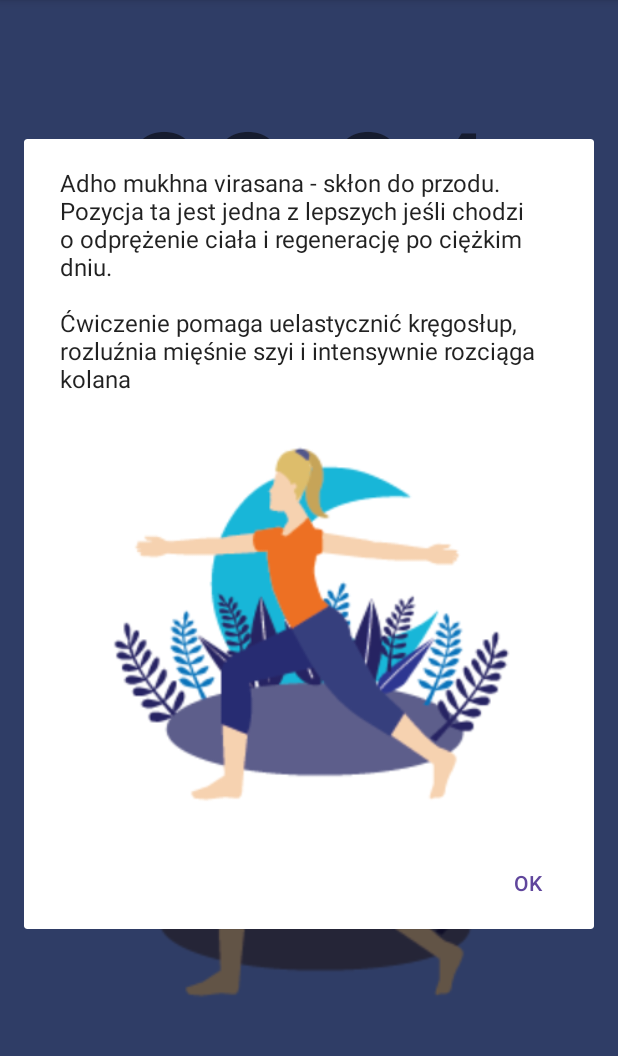
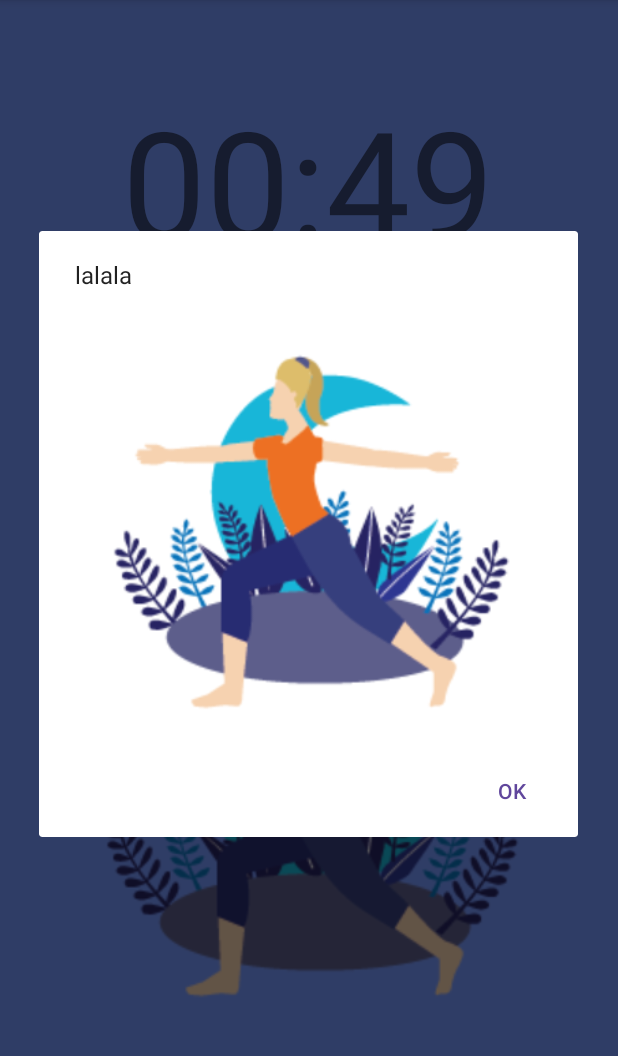
Before and after one commit to mevege/joga-simple-app, an Android app: the ExcerciseAdvancedActivity screen opened directly, with no data from a screen before it, after a tap on "Info", on a phone screen of 412 x 824 dp, the part 84-1140 px from its top. Run offline under Robolectric (Android 15) with nearby library versions, the phone set to English and light mode, and no system bars; our stand-ins replace Room's generated code; Roboto replaces fonts that are not available here; 3 statements that could not run were skipped; 1 other tap on this screen came first.

Commit message:
Working db

```diff
--- a/app/src/main/java/com/zpi/jogasimple/ExcerciseAdvancedActivity.kt
+++ b/app/src/main/java/com/zpi/jogasimple/ExcerciseAdvancedActivity.kt
@@ -35,69 +35,81 @@ class ExcerciseAdvancedActivity : AppCompatActivity() {
     var exerciseDescription = "Przykladowy opis"
     var exerciseImage = 0;
 
-    var currentExcercise: ExerciseAdvanced? = null;
+    var currentExcercise: Exercise? = null;
     var timerIsStarted = false
 
     var currentExcerciseNo = 0
 
-    val exerciseMorning = arrayOf(
-        ExerciseAdvanced(R.drawable.adv_m_1, "Muktasana jest idealna pozą do chwili odpoczynku i medytacji. Ćwiczenie to ma na celu stopniowe rozbudzenie naszego organizmu po śnie i przygotowanie go do ruchu w następnych ćwiczeniach.\n" +
-                "\n" +
-                "W czasie trzech minut tego ćwiczenia skup się na głębokim i spokojnym oddechu.  Pamiętaj również o wyprostowanych plecach.\n",45),
-        ExerciseAdvanced(R.drawable.adv_m_2, "Z pozycji przyjętego wcześniej siadu wykonuj rekoma naprzemiennie skłony w lewy i prawy bok. Nie spiesz się, dokładność rozciągnięcia jest ważniejsza. \n" +
-                "\n" +
-                "Ćwiczenie to pomoże nam rozciągnąć ramiona i ręce, które często cierpną w nocy przez spanie w nieodpowiednich pozycjach.",45),
-        ExerciseAdvanced(R.drawable.adv_m_3,"Setu bandhasana, inaczej pozycja mostka. \n" +
-                "Łopatki oraz góra pleców leżą na ziemi, podczas gdy biodra i zgięte w kolanach nogi podnoszą się ku górze.\n" +
-                "Ćwiczenie należy wykonywać powtórzeniami, uwzględniając przerwy pomiędzy nimi. W ramach przerw należy poleżeć przez parę sekund.\n" +
-                "\n" +
-                "Asana ta działa pozytywnie na plecy, miednicę, nogi i klatkę piersiowa. Przygotowuje nas idealnie na czekający dzień - pomaga usunąć napięcie z barków, uśmierzyć ból pleców.",45),
-        ExerciseAdvanced(R.drawable.adv_m_4,"Klęknięcie na jedną nogę z wyrokiem w przód (Anjaneyasana)\n" +
-                "\n" +
-                "W ćwiczeniu należy pozostać dłuższą chwilę, po czym zmieniać kolejność na drugą nogę.\n" +
-                "\n" +
-                "Pamiętaj o prostych plecach i spokojnym oddechu.\n" +
-                "Ćwiczenie wspiera prawidłowe funkcjonowanie kolan.",45),
-        ExerciseAdvanced(R.drawable.adv_m_5,"Asana psa z głową w dół (Adho Mukha Svanasana).\n" +
-                "Osoby początkujące mogą stać na czubkach palców, ale w miarę postępów należy dążyć do postawienia stóp całkowicie na ziemi.\n" +
-                "\n" +
-                "Jest to jedna z najbardziej znanych póz jogi - używa się jej często jako relaksacyjnego przerywnika między sekwencjami ćwiczeń.\n" +
-                "\n" +
-                "Wpływa pozytywnie na krążenie krwi, wzmacnia ramiona i poprawia elastyczność stawów.",45))
+//    val exerciseMorning = arrayOf(
+//        ExerciseAdvanced(R.drawable.adv_m_1, "Muktasana jest idealna pozą do chwili odpoczynku i medytacji. Ćwiczenie to ma na celu stopniowe rozbudzenie naszego organizmu po śnie i przygotowanie go do ruchu w następnych ćwiczeniach.\n" +
+//                "\n" +
+//                "W czasie trzech minut tego ćwiczenia skup się na głębokim i spokojnym oddechu.  Pamiętaj również o wyprostowanych plecach.\n",45),
+//        ExerciseAdvanced(R.drawable.adv_m_2, "Z pozycji przyjętego wcześniej siadu wykonuj rekoma naprzemiennie skłony w lewy i prawy bok. Nie spiesz się, dokładność rozciągnięcia jest ważniejsza. \n" +
+//                "\n" +
+//                "Ćwiczenie to pomoże nam rozciągnąć ramiona i ręce, które często cierpną w nocy przez spanie w nieodpowiednich pozycjach.",45),
+//        ExerciseAdvanced(R.drawable.adv_m_3,"Setu bandhasana, inaczej pozycja mostka. \n" +
+//                "Łopatki oraz góra pleców leżą na ziemi, podczas gdy biodra i zgięte w kolanach nogi podnoszą się ku górze.\n" +
+//                "Ćwiczenie należy wykonywać powtórzeniami, uwzględniając przerwy pomiędzy nimi. W ramach przerw należy poleżeć przez parę sekund.\n" +
+//                "\n" +
+//                "Asana ta działa pozytywnie na plecy, miednicę, nogi i klatkę piersiowa. Przygotowuje nas idealnie na czekający dzień - pomaga usunąć napięcie z barków, uśmierzyć ból pleców.",45),
+//        ExerciseAdvanced(R.drawable.adv_m_4,"Klęknięcie na jedną nogę z wyrokiem w przód (Anjaneyasana)\n" +
+//                "\n" +
+//                "W ćwiczeniu należy pozostać dłuższą chwilę, po czym zmieniać kolejność na drugą nogę.\n" +
+//                "\n" +
+//                "Pamiętaj o prostych plecach i spokojnym oddechu.\n" +
+//                "Ćwiczenie wspiera prawidłowe funkcjonowanie kolan.",45),
+//        ExerciseAdvanced(R.drawable.adv_m_5,"Asana psa z głową w dół (Adho Mukha Svanasana).\n" +
+//                "Osoby początkujące mogą stać na czubkach palców, ale w miarę postępów należy dążyć do postawienia stóp całkowicie na ziemi.\n" +
+//                "\n" +
+//                "Jest to jedna z najbardziej znanych póz jogi - używa się jej często jako relaksacyjnego przerywnika między sekwencjami ćwiczeń.\n" +
+//                "\n" +
+//                "Wpływa pozytywnie na krążenie krwi, wzmacnia ramiona i poprawia elastyczność stawów.",45))
 
-    val exerciseNight = arrayOf(
-        ExerciseAdvanced(R.drawable.adv_n_1, "Adho mukhna virasana - skłon do przodu. \n" +
-                "Pozycja ta jest jedna z lepszych jeśli chodzi o odprężenie ciała i regenerację po ciężkim dniu.\n" +
-                "\n" +
-                "Ćwiczenie pomaga uelastycznić kręgosłup, rozluźnia mięśnie szyi i intensywnie rozciąga kolana",5),
-        ExerciseAdvanced(R.drawable.adv_n_2, " Siad klęczny z odchyleniem w tył. \n" +
-                "Należy przyjąć tą samą pozycję przez cały czas trwania ćwiczenia.\n" +
-                "\n" +
-                "Ćwiczenie pomaga rozluźnić mięśnie karku, ramion i wzmacnia zasięg odchylania pleców",5),
-        ExerciseAdvanced(R.drawable.adv_n_3,"Siad klęczny z wyciągnięciem do przodu.\n" +
-                "Ćwiczenie należy wykonywać powtórzeniami z krótkimi przerwami pomiędzy.\n" +
-                "\n" +
-                "Pamiętaj żeby podczas ćwiczenia próbować sięgnąć jak najdalej.\n" +
-                "\n" +
-                "Ćwiczenie wspomaga ramiona, rozluźnia plecy i mięśnie karku.",5),
-        ExerciseAdvanced(R.drawable.adv_n_4,"Pozycja kota (Marjarysana).\n" +
-                "Wygięcia grzbietu należy utrzymywać przez dłuższą chwilę i uwzględniać chwile rozluźnienia między powtórzeniami.\n" +
-                "\n" +
-                "Ćwiczenie rewelacyjnie działa na kręgosłup wzmacniając go i rozluźniając przy tym plecy.",5),
-        ExerciseAdvanced(R.drawable.adv_n_5,"Skręt w Svastikasanie. Ćwiczenie należy wykonywać naprzemiennie sięgnięciami za siebie. \n" +
-                "\n" +
-                "Należy pamiętać o prostych plecach i zsynchronizowaniu oddychania z wykonywanymi skrętami.\n" +
-                "Ćwiczenie wpływa pozytywnie na mięśnie ramion i ich rozciągnięcie.",5))
+    //        val db = ExerciseDatabase.getInstance(this)
+    //
+    //        val ExerciseDao = db.exerciseDao()
+    //        val exercisesList = ExerciseDao.getAllExercise()
+
+    val db = ExerciseDatabase.getInstance(this)
+    val ExerciseDao = db.exerciseDao()
+
+    val exerciseMorning = ExerciseDao.getAdvMorning()
+    val exerciseNight = ExerciseDao.getAdvNight()
+
+
+//    val exerciseNight = arrayOf(
+//        ExerciseAdvanced(R.drawable.adv_n_1, "Adho mukhna virasana - skłon do przodu. \n" +
+//                "Pozycja ta jest jedna z lepszych jeśli chodzi o odprężenie ciała i regenerację po ciężkim dniu.\n" +
+//                "\n" +
+//                "Ćwiczenie pomaga uelastycznić kręgosłup, rozluźnia mięśnie szyi i intensywnie rozciąga kolana",5),
+//        ExerciseAdvanced(R.drawable.adv_n_2, " Siad klęczny z odchyleniem w tył. \n" +
+//                "Należy przyjąć tą samą pozycję przez cały czas trwania ćwiczenia.\n" +
+//                "\n" +
+//                "Ćwiczenie pomaga rozluźnić mięśnie karku, ramion i wzmacnia zasięg odchylania pleców",5),
+//        ExerciseAdvanced(R.drawable.adv_n_3,"Siad klęczny z wyciągnięciem do przodu.\n" +
+//                "Ćwiczenie należy wykonywać powtórzeniami z krótkimi przerwami pomiędzy.\n" +
+//                "\n" +
+//                "Pamiętaj żeby podczas ćwiczenia próbować sięgnąć jak najdalej.\n" +
+//                "\n" +
+//                "Ćwiczenie wspomaga ramiona, rozluźnia plecy i mięśnie karku.",5),
+//        ExerciseAdvanced(R.drawable.adv_n_4,"Pozycja kota (Marjarysana).\n" +
+//                "Wygięcia grzbietu należy utrzymywać przez dłuższą chwilę i uwzględniać chwile rozluźnienia między powtórzeniami.\n" +
+//                "\n" +
+//                "Ćwiczenie rewelacyjnie działa na kręgosłup wzmacniając go i rozluźniając przy tym plecy.",5),
+//        ExerciseAdvanced(R.drawable.adv_n_5,"Skręt w Svastikasanie. Ćwiczenie należy wykonywać naprzemiennie sięgnięciami za siebie. \n" +
+//                "\n" +
+//                "Należy pamiętać o prostych plecach i zsynchronizowaniu oddychania z wykonywanymi skrętami.\n" +
+//                "Ćwiczenie wpływa pozytywnie na mięśnie ramion i ich rozciągnięcie.",5))
 
     var currentExcerciseSet = exerciseMorning
 
-    lateinit var db: ExerciseDatabase
+//    lateinit var db: ExerciseDatabase
 
     override fun onCreate(savedInstanceState: Bundle?) {
         super.onCreate(savedInstanceState)
         setContentView(R.layout.activity_excercise)
-
-
+//        ExerciseDao.deleteAll()
+        val db = ExerciseDatabase.getInstance(this)
 
 //        db = Room.databaseBuilder(applicationContext, ExerciseDatabase::class.java, "database-name").build()
 //
@@ -134,11 +146,11 @@ class ExcerciseAdvancedActivity : AppCompatActivity() {
         }
     }
 
-    fun loadExercise(exercise: ExerciseAdvanced){
+    fun loadExercise(exercise: Exercise){
         currentExcercise = exercise
-        exerciseImage = exercise.exImg
-        exerciseTime = exercise.exTime
-        exerciseDescription  = exercise.exDesc
+        exerciseImage = exercise.resource
+        exerciseTime = exercise.time
+        exerciseDescription  = exercise.description
 
         var underNineTxt = ""
 
@@ -213,7 +225,7 @@ class ExcerciseAdvancedActivity : AppCompatActivity() {
         val dialogExcerciseView = dialogView.findViewById(R.id.dialogExcerciseImageView) as ImageView
         dialogExcerciseView.setImageResource(exerciseImage)
 
-        dialogBuilder.setMessage(currentExcercise?.exDesc)
+        dialogBuilder.setMessage(currentExcercise?.description)
         dialogBuilder.setView(dialogView)
         dialogBuilder.setPositiveButton("OK"){
                 dialog, id ->
--- a/app/src/main/java/com/zpi/jogasimple/MainActivity.kt
+++ b/app/src/main/java/com/zpi/jogasimple/MainActivity.kt
@@ -18,7 +18,10 @@ class MainActivity : AppCompatActivity() {
         val db = ExerciseDatabase.getInstance(this)
 
         val ExerciseDao = db.exerciseDao()
-        val exercises = ExerciseDao.getAllExercise()
+        val exercisesList = ExerciseDao.getAllExercise()
+        println(exercisesList)
+
+
 
 
         exerciseBegButton.setOnClickListener{
--- a/app/src/main/java/com/zpi/jogasimple/data/Exercise.kt
+++ b/app/src/main/java/com/zpi/jogasimple/data/Exercise.kt
@@ -9,6 +9,8 @@ data class Exercise(
     val resource: Int,
     val description: String,
     val time: Int,
+    val type: String,
+    val set: String,
     ){
     @PrimaryKey(autoGenerate = true)
     var id: Int = 0
```
Also changed, not shown: app/src/main/java/com/zpi/jogasimple/ExcerciseBeginnersActivity.kt (+62 -53 lines), app/src/main/java/com/zpi/jogasimple/data/ExerciseAll.kt (deleted, +0 -36 lines), app/src/main/java/com/zpi/jogasimple/data/ExerciseDao.kt (+20 -4 lines), app/src/main/java/com/zpi/jogasimple/data/ExerciseDatabase.kt (+199 -5 lines).
